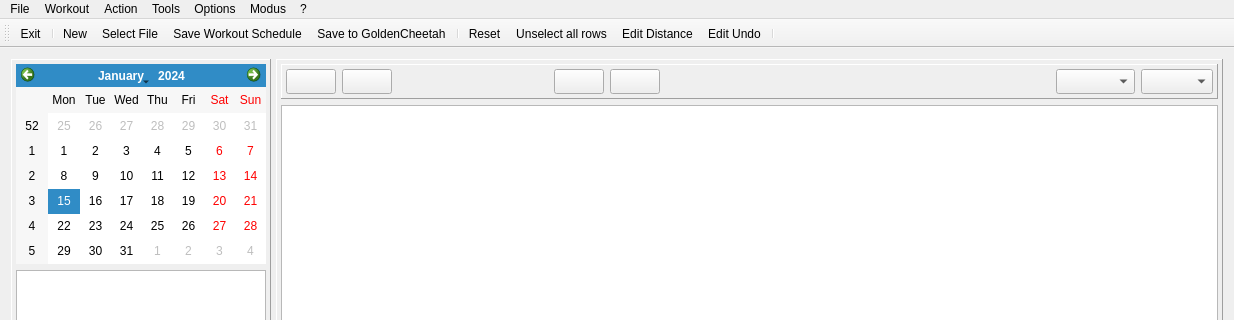
First picture: the form in mainwindow.ui, repository Tria-Andy/WorkoutEditor, before the edit; both pictures show x 0 to 1234 and y 0 to 320 of the 1234 by 766 pixel window.
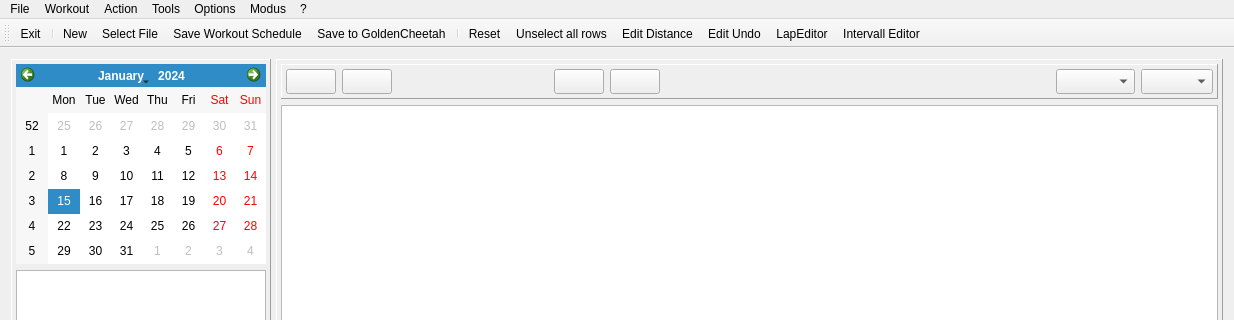
Second picture: the form after the edit. Icons and pictures are not drawn.

Diff of the .ui file:
```diff
--- a/mainwindow.ui
+++ b/mainwindow.ui
@@ -1360,7 +1360,8 @@
    <addaction name="actionUnselect_all_rows"/>
    <addaction name="actionEdit_Distance"/>
    <addaction name="actionEdit_Undo"/>
-   <addaction name="separator"/>
+   <addaction name="actionLapEditor"/>
+   <addaction name="actionIntervall_Editor"/>
   </widget>
   <widget class="QStatusBar" name="statusBar"/>
   <action name="actionSelect_File">
```
